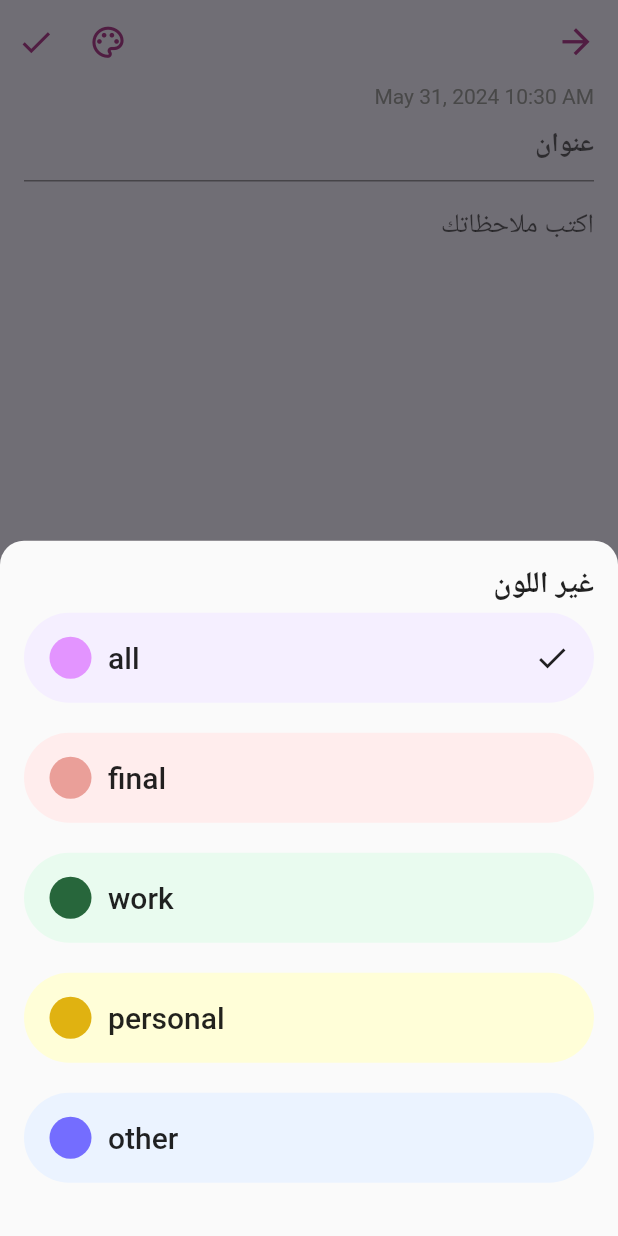
After one commit to rehabsaad075/my_notes_app, a Flutter app: the AddNotesScreen screen opened directly, after a tap on the "color lens" icon, on a phone screen of 412 x 824 dp. The commit adds this screen. Run offline on Flutter 3.47's test engine with Material 2 defaults, Android fonts, the phone set to English and light mode, and no system bars; our stand-ins replace animated_splash_screen, bloc, flutter_bloc, font_awesome_flutter, hive, hive_flutter; accounts and stored records are empty; generated files the repository leaves out were written again.

Commit message:
create bottom sheet & colors list

```diff
--- /dev/null
+++ b/lib/models/colors_model.dart
@@ -0,0 +1,13 @@
+import 'package:flutter/material.dart';
+
+class ColorsModel{
+ final Color backColor;
+ final Color circleColor;
+ final String colorName;
+
+  ColorsModel({
+    required this.backColor,
+    required this.circleColor,
+    required this.colorName
+  });
+}
--- a/lib/view/screens/add_notes_screen.dart
+++ b/lib/view/screens/add_notes_screen.dart
@@ -1,5 +1,6 @@
 import 'package:flutter/material.dart';
 import 'package:intl/intl.dart' hide TextDirection;
+import 'package:my_notes_app/view/widget_custom/colors_list_view.dart';
 import 'package:my_notes_app/view/widget_custom/text_form_field_custom.dart';
 import 'package:my_notes_app/view_model/app_colors.dart';
 import 'package:my_notes_app/view_model/app_icons.dart';
@@ -15,8 +16,27 @@ class AddNotesScreen extends StatelessWidget {
       child: Directionality(
         textDirection: TextDirection.rtl,
         child: Scaffold(
+          backgroundColor: AppColors.allColor,
           appBar: AppBar(
+            backgroundColor: AppColors.allColor,
             actions: [
+              IconButton(
+                  onPressed: (){
+                    showModalBottomSheet(
+                        shape: const RoundedRectangleBorder(
+                            borderRadius: BorderRadius.only(
+                                topLeft: Radius.circular(16),
+                                topRight:Radius.circular(16)
+                            )
+                        ),
+                        context: context,
+                        builder: (context)=> const ColorsListView()
+                    );
+                  },
+                  icon: const Icon(
+                      AppIcons.colorIcon
+                  )
+              ),
               IconButton(
                   onPressed: (){
                     if (NoteCubit.get(context).formKey.currentState!.validate()){
@@ -28,12 +48,6 @@ class AddNotesScreen extends StatelessWidget {
                   },
                   icon: const Icon(
                       AppIcons.doneIcon
-                  )
-              ),
-              IconButton(
-                  onPressed: (){},
-                  icon: const Icon(
-                      AppIcons.threeDotVertIcon
                   )
               ),
             ],
--- a/lib/view/screens/edit_notes_screen.dart
+++ b/lib/view/screens/edit_notes_screen.dart
@@ -1,6 +1,7 @@
 import 'package:flutter/material.dart';
 import 'package:intl/intl.dart'  hide TextDirection;
 import 'package:my_notes_app/models/note_model.dart';
+import 'package:my_notes_app/view/widget_custom/colors_list_view.dart';
 import 'package:my_notes_app/view/widget_custom/text_form_field_custom.dart';
 import 'package:my_notes_app/view_model/app_colors.dart';
 import 'package:my_notes_app/view_model/app_icons.dart';
@@ -28,8 +29,27 @@ class _EditNotesScreenState extends State<EditNotesScreen> {
       child: Directionality(
           textDirection: TextDirection.rtl,
           child: Scaffold(
+            backgroundColor: AppColors.finalColor,
             appBar: AppBar(
+              backgroundColor: AppColors.finalColor,
               actions: [
+                IconButton(
+                    onPressed: (){
+                      showModalBottomSheet(
+                          shape: const RoundedRectangleBorder(
+                              borderRadius: BorderRadius.only(
+                                  topLeft: Radius.circular(16),
+                                  topRight:Radius.circular(16)
+                              )
+                          ),
+                          context: context,
+                          builder: (context)=> const ColorsListView()
+                      );
+                    },
+                    icon: const Icon(
+                        AppIcons.colorIcon
+                    )
+                ),
                 IconButton(
                     onPressed: (){
                       if (NoteCubit.get(context).formEditKey.currentState!.validate()){
@@ -41,12 +61,6 @@ class _EditNotesScreenState extends State<EditNotesScreen> {
                     },
                     icon: const Icon(
                         AppIcons.doneIcon
-                    )
-                ),
-                IconButton(
-                    onPressed: (){},
-                    icon: const Icon(
-                        AppIcons.threeDotVertIcon
                     )
                 ),
               ],
--- /dev/null
+++ b/lib/view/widget_custom/color_item_custom.dart
@@ -0,0 +1,51 @@
+import 'package:flutter/material.dart';
+import 'package:my_notes_app/models/colors_model.dart';
+import 'package:my_notes_app/view_model/app_icons.dart';
+
+class ColorItemCustom extends StatelessWidget {
+  final bool isSelected;
+  final void Function()? onTap;
+  final ColorsModel colorsModel;
+  const ColorItemCustom({
+    super.key,
+    required this.isSelected,
+    this.onTap,
+     required this.colorsModel
+  });
+
+  @override
+  Widget build(BuildContext context) {
+    return InkWell(
+      onTap: onTap,
+      child: Container(
+        padding: const EdgeInsets.all(16),
+        height: 60,
+        decoration: BoxDecoration(
+          borderRadius: BorderRadius.circular(30),
+          color: colorsModel.backColor
+        ),
+        child:  Row(
+          children: [
+             CircleAvatar(
+              radius: 15,
+              backgroundColor: colorsModel.circleColor,
+            ),
+            const SizedBox(width: 10,),
+             Text(
+                colorsModel.colorName,
+              style: const TextStyle(
+                fontSize: 20,
+                fontWeight: FontWeight.w500
+              ),
+            ),
+            const Spacer(),
+            if(isSelected==true)
+              const Icon(
+                  AppIcons.doneIcon
+              )
+          ],
+        ),
+      ),
+    );
+  }
+}
--- /dev/null
+++ b/lib/view/widget_custom/colors_list_view.dart
@@ -0,0 +1,79 @@
+import 'package:flutter/material.dart';
+import 'package:my_notes_app/models/colors_model.dart';
+import 'package:my_notes_app/view/widget_custom/color_item_custom.dart';
+import 'package:my_notes_app/view_model/app_colors.dart';
+
+class ColorsListView extends StatefulWidget {
+  const ColorsListView({super.key});
+
+  @override
+  State<ColorsListView> createState() => _ColorsListViewState();
+}
+
+class _ColorsListViewState extends State<ColorsListView> {
+  int currentIndex=0;
+  List<ColorsModel>colorsList=[
+    ColorsModel(
+      backColor: AppColors.allColor,
+      circleColor: AppColors.allBorderColor,
+      colorName:'all',
+    ),
+    ColorsModel(
+        backColor: AppColors.finalColor,
+        circleColor: AppColors.finalBorderColor,
+        colorName:'final',
+    ),
+    ColorsModel(
+      backColor: AppColors.workColor,
+      circleColor: AppColors.workBorderColor,
+      colorName:'work',
+    ),
+    ColorsModel(
+      backColor: AppColors.personalColor,
+      circleColor: AppColors.personalBorderColor,
+      colorName:'personal',
+    ),
+    ColorsModel(
+      backColor: AppColors.othersColor,
+      circleColor: AppColors.othersBorderColor,
+      colorName:'other'
+    ),
+  ];
+  @override
+  Widget build(BuildContext context) {
+    return Padding(
+      padding: const EdgeInsets.all(16),
+      child: Column(
+        crossAxisAlignment: CrossAxisAlignment.end,
+        children: [
+          const Text(
+              'غير اللون',
+            style: TextStyle(
+              fontSize: 20,
+              fontWeight: FontWeight.w600
+            ),
+          ),
+          const SizedBox(height: 5,),
+          Expanded(
+            child: ListView.separated(
+                physics: const BouncingScrollPhysics(),
+                itemBuilder: (context,index)=>
+                 ColorItemCustom(
+                   onTap: (){
+                     currentIndex=index;
+                     setState(() {
+
+                     });
+                   },
+                  isSelected: currentIndex==index,
+                   colorsModel: colorsList[index],
+                ),
+                separatorBuilder: (context,index)=>const SizedBox(height: 20,),
+                itemCount: colorsList.length
+            ),
+          )
+        ],
+      ),
+    );
+  }
+}
--- a/lib/view_model/app_colors.dart
+++ b/lib/view_model/app_colors.dart
@@ -5,13 +5,13 @@ abstract class AppColors{
   static const Color finalColor=Color(0xffFFEDED);
   static const Color finalBorderColor=Color(0xffEA9F99);
   static const Color othersColor=Color(0xffEBF3FF);
-  static const Color othersBorderColor=Color(0xff4E3061);
+  static const Color othersBorderColor=Color(0xff746DFF);
   static const Color workColor=Color(0xffE9FBEF);
   static const Color workBorderColor=Color(0xff27663B);
   static const Color personalColor=Color(0xffFFFED8);
   static const Color personalBorderColor=Color(0xffE0B211);
-  static const Color allColor=Color(0xff9DAFAF);
-  static const Color allBorderColor=Color(0xff416559);
+  static const Color allColor=Color(0xffF5EFFF);
+  static const Color allBorderColor=Color(0xffE394FF);
   static const Color whiteColor=Colors.white;
   static const Color gray=Colors.grey;
   static const Color black=Colors.black;
--- a/lib/view_model/app_icons.dart
+++ b/lib/view_model/app_icons.dart
@@ -3,6 +3,7 @@ import 'package:font_awesome_flutter/font_awesome_flutter.dart';
 
 abstract class AppIcons{
   static const IconData addIcon=Icons.add;
+  static const IconData colorIcon=Icons.color_lens_outlined;
   static const IconData threeDotVertIcon=Icons.more_vert;
   static const IconData squarerIcon =Icons.dashboard;
   static const IconData rectangleIcon=FontAwesomeIcons.list;
```
